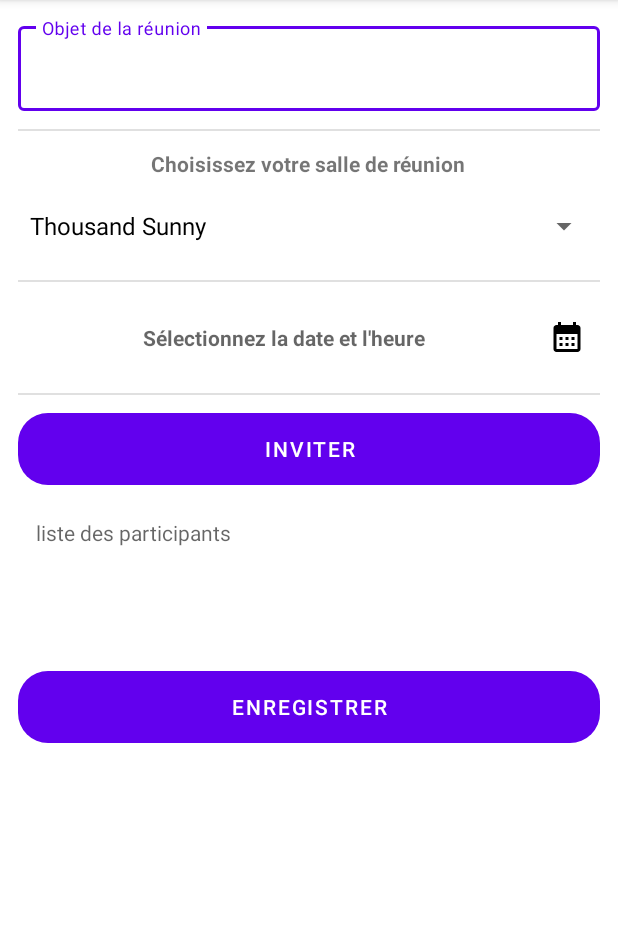
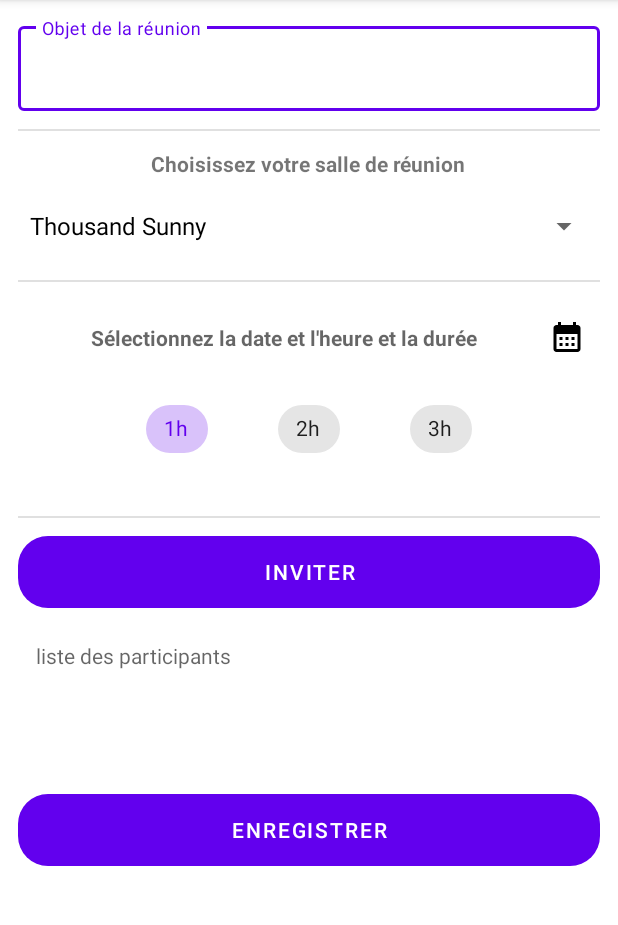
Before and after one commit to LaurentVrevin/Mareu, an Android app: the screen it shows after launch (AddMeetingActivity), after a tap on an icon or button, on a phone screen of 412 x 824 dp, the part 84-1009 px from its top. Run offline under Robolectric (Android 15) with nearby library versions, the phone set to English and light mode, and no system bars; our stand-ins replace EventBus.

Commit message:
refactoring, add duration time

```diff
--- a/app/src/main/java/fr/laurentvrevin/mareu/UtilsList.java
+++ b/app/src/main/java/fr/laurentvrevin/mareu/UtilsList.java
@@ -2,13 +2,13 @@ package fr.laurentvrevin.mareu;
 
 import java.util.ArrayList;
 
-import fr.laurentvrevin.mareu.model.Employees;
+import fr.laurentvrevin.mareu.model.Employee;
 
 public class UtilsList {
-    static public String listEmployeesToString(ArrayList<Employees> employees){
+    static public String listEmployeesToString(ArrayList<Employee> employees){
         StringBuilder employeestostring = new StringBuilder();
         String prefixe = "";
-        for (Employees e : employees){
+        for (Employee e : employees){
             employeestostring.append(prefixe);
             prefixe = ", ";
             employeestostring.append(e.getEmail());
--- a/app/src/main/java/fr/laurentvrevin/mareu/activities/AddMeetingActivity.java
+++ b/app/src/main/java/fr/laurentvrevin/mareu/activities/AddMeetingActivity.java
@@ -19,6 +19,8 @@ import android.widget.Toast;
 import androidx.annotation.RequiresApi;
 import androidx.appcompat.app.AppCompatActivity;
 
+import com.google.android.material.chip.Chip;
+import com.google.android.material.chip.ChipGroup;
 import com.google.android.material.textfield.TextInputLayout;
 
 import java.text.SimpleDateFormat;
@@ -29,7 +31,7 @@ import fr.laurentvrevin.mareu.DI.DI;
 import fr.laurentvrevin.mareu.R;
 import fr.laurentvrevin.mareu.UtilsList;
 import fr.laurentvrevin.mareu.fragment.EmployeesListDialogFragment;
-import fr.laurentvrevin.mareu.model.Employees;
+import fr.laurentvrevin.mareu.model.Employee;
 import fr.laurentvrevin.mareu.model.Meeting;
 import fr.laurentvrevin.mareu.model.Room;
 import fr.laurentvrevin.mareu.service.DummyRoomGenerator;
@@ -43,13 +45,16 @@ public class AddMeetingActivity extends AppCompatActivity implements EmployeesLi
     TextInputLayout txt_Meeting_Object;
     String meetingObject, roomSelected, listInvited, colorSelected;
     int yearSelected, monthSelected, daySelected;
+    int chip;
+    private Calendar mStartdate, mEndTime;
     private Button mButtonInvitation, mButtonSaveMeeting;
+    private Chip chip1h, chip2h, chip3h;
+    private ChipGroup chipgroup;
     private Spinner mRoomToSelectSpinner;
-    private ArrayList<Employees> mEmployeesToCheck;
-    private ArrayList<Employees> mEmployeesSelected = new ArrayList<>();
+    private ArrayList<Employee> mEmployeesToCheck;
+    private ArrayList<Employee> mEmployeesSelected = new ArrayList<>();
     private EmployeesListDialogFragment mDialogFragment;
-    private Calendar mStartdate;
-    private Calendar mEndDate;
+
 
     @RequiresApi(api = Build.VERSION_CODES.N)
     @Override
@@ -58,12 +63,13 @@ public class AddMeetingActivity extends AppCompatActivity implements EmployeesLi
 
         setContentView(R.layout.activity_meeting_add);
 
-
         mButtonDateTimePicker = findViewById(R.id.tv_date_time_toselect);
         txt_dateSelected = findViewById(R.id.tv_date_time_toselect);
-        // txt_timeSeleted = findViewById(R.id.tv_time_selected);
+        chip1h = findViewById(R.id.chip1);
+        chip2h = findViewById(R.id.chip2);
+        chip3h = findViewById(R.id.chip3);
+        chipgroup = findViewById(R.id.chipgroup);
         mRoomToSelectSpinner = findViewById(R.id.spinner_room_toselect);
-        //txt_roomSeleted = findViewById(R.id.tv_room_selected);
         mButtonInvitation = findViewById(R.id.button_invitation_employees);
         list_invited = findViewById(R.id.tv_list_invited);
         mButtonSaveMeeting = findViewById(R.id.button_save_meeting);
@@ -110,6 +116,7 @@ public class AddMeetingActivity extends AppCompatActivity implements EmployeesLi
 
         //ON GERE LE TIME PICKER
         //on commence le time Picker à l'heure du jour
+
         Calendar calendar = Calendar.getInstance();
         calendar.add(Calendar.DATE, 0);
         DatePickerDialog datePickerDialog = new DatePickerDialog(this);
@@ -120,15 +127,39 @@ public class AddMeetingActivity extends AppCompatActivity implements EmployeesLi
         int thour = calendar.get(Calendar.HOUR_OF_DAY);
         int tminute = calendar.get(Calendar.MINUTE);
 
+        SimpleDateFormat format1 = new SimpleDateFormat("dd-MM-yyyy"); //je lui dis quel format de date je souhaite
+        SimpleDateFormat format2 = new SimpleDateFormat("HH:mm");
+        chip = 60;
+
         //on récupère l'heure et les minutes sélectionnées dans la vue pour être mises dans thour et tminutes
         TimePickerDialog.OnTimeSetListener onTimeSetListener = (view, hourSelected, minutesSelected) -> {
 
             mStartdate.set(Calendar.HOUR_OF_DAY, hourSelected); //on passe l'heure sélectionnée
             mStartdate.set(Calendar.MINUTE, minutesSelected); //on passe les minutes sélectionnées
-            SimpleDateFormat format1 = new SimpleDateFormat("dd-MM-yyyy"); //je lui dis quel format de date je souhaite
-            SimpleDateFormat format2 = new SimpleDateFormat("HH:mm");
             txt_dateSelected.setText("Date : " + format1.format(mStartdate.getTime()) + " à : " + format2.format(mStartdate.getTime())); //j'affiche la date sélectionnée
+            mEndTime.set(Calendar.HOUR_OF_DAY, hourSelected);
+            mEndTime.set(Calendar.MINUTE, minutesSelected);
+
         };
+        //CHIPGROUP
+        chip1h.setOnClickListener(new View.OnClickListener() {
+            @Override
+            public void onClick(View v) {
+                chip = 60;
+            }
+        });
+        chip2h.setOnClickListener(new View.OnClickListener() {
+            @Override
+            public void onClick(View v) {
+                chip = 120;
+            }
+        });
+        chip3h.setOnClickListener(new View.OnClickListener() {
+            @Override
+            public void onClick(View v) {
+                chip = 180;
+            }
+        });
 
         //Quand je clique sur le bouton datetimePicker ouvre le fragment via la variable materialDatePicker
         mButtonDateTimePicker.setOnClickListener(new View.OnClickListener() {
@@ -146,6 +177,7 @@ public class AddMeetingActivity extends AppCompatActivity implements EmployeesLi
             @Override
             public void onClick(DialogInterface dialog, int which) {
                 mStartdate = Calendar.getInstance();
+                mEndTime = Calendar.getInstance();
                 timePickerDialog.setTitle("Sélectionne l'heure de début");
                 timePickerDialog.show();
             }
@@ -164,6 +196,7 @@ public class AddMeetingActivity extends AppCompatActivity implements EmployeesLi
     private void onSubmit() {
         meetingObject = txt_Meeting_Object.getEditText().getText().toString();
         listInvited = list_invited.getText().toString();
+        SimpleDateFormat formatToast = new SimpleDateFormat("HH:mm");
 
         if (meetingObject.isEmpty()) {
             txt_Meeting_Object.setError("Merci de saisir un objet de réunion");
@@ -177,12 +210,15 @@ public class AddMeetingActivity extends AppCompatActivity implements EmployeesLi
             Toast.makeText(this, "La liste des invités est vide", Toast.LENGTH_SHORT).show();
             return;
         }
+        //On ajoute la durée choisie via le chip à mEndTime et on vérifie dans le toast ¨PENSER A CLEAN
+        mEndTime.add(Calendar.MINUTE, chip);
+        Toast.makeText(this, "La durée est de : " + chip + " minutes, votre réunion se termine à " + formatToast.format(mEndTime.getTime()), Toast.LENGTH_LONG).show();
         mMareuApiService.createMeeting(new Meeting(colorSelected, meetingObject, roomSelected, mStartdate, mEmployeesSelected));
         finish();
     }
 
     @Override
-    public void onEmployeesSelected(ArrayList<Employees> employees) {
+    public void onEmployeesSelected(ArrayList<Employee> employees) {
         mEmployeesSelected = employees;
         //je charge la textview avec la liste des employées sélectionnés
         list_invited.setText("Voici les salarié(e)s invité(e)s : " + UtilsList.listEmployeesToString(employees));
--- a/app/src/main/java/fr/laurentvrevin/mareu/adapter/EmployeesRecyclerViewAdapter.java
+++ b/app/src/main/java/fr/laurentvrevin/mareu/adapter/EmployeesRecyclerViewAdapter.java
@@ -12,15 +12,15 @@ import androidx.recyclerview.widget.RecyclerView;
 import java.util.ArrayList;
 
 import fr.laurentvrevin.mareu.R;
-import fr.laurentvrevin.mareu.model.Employees;
+import fr.laurentvrevin.mareu.model.Employee;
 
 
 public class EmployeesRecyclerViewAdapter extends RecyclerView.Adapter<EmployeesRecyclerViewAdapter.ViewHolder> {
-    public ArrayList<Employees> mEmployees;
-    public ArrayList<Employees> mEmployeesChecked;
+    public ArrayList<Employee> mEmployees;
+    public ArrayList<Employee> mEmployeesChecked;
 
 
-    public EmployeesRecyclerViewAdapter(ArrayList<Employees> employees, ArrayList<Employees> checkedemployees) {
+    public EmployeesRecyclerViewAdapter(ArrayList<Employee> employees, ArrayList<Employee> checkedemployees) {
         this.mEmployees = new ArrayList<>(employees);
         this.mEmployeesChecked = new ArrayList<>(checkedemployees);
     }
@@ -34,7 +34,7 @@ public class EmployeesRecyclerViewAdapter extends RecyclerView.Adapter<Employees
 
     @Override
     public void onBindViewHolder(ViewHolder holder, int position) {
-        Employees employee = mEmployees.get(position);
+        Employee employee = mEmployees.get(position);
         holder.mEmployeeName.setText(employee.getFirstname());
         holder.mEmployeeFunction.setText(employee.getFunction());
         holder.mEmployeeEmail.setText(employee.getEmail());
--- a/app/src/main/java/fr/laurentvrevin/mareu/fragment/EmployeesListDialogFragment.java
+++ b/app/src/main/java/fr/laurentvrevin/mareu/fragment/EmployeesListDialogFragment.java
@@ -18,7 +18,7 @@ import java.util.ArrayList;
 import fr.laurentvrevin.mareu.DI.DI;
 import fr.laurentvrevin.mareu.R;
 import fr.laurentvrevin.mareu.adapter.EmployeesRecyclerViewAdapter;
-import fr.laurentvrevin.mareu.model.Employees;
+import fr.laurentvrevin.mareu.model.Employee;
 import fr.laurentvrevin.mareu.service.MareuApiService;
 
 
@@ -33,7 +33,7 @@ public class EmployeesListDialogFragment extends DialogFragment {
     private RecyclerView mRecyclerView;
     private MareuApiService mMareuApiService;
 
-    public static EmployeesListDialogFragment createDialogFragment(ArrayList<Employees> employees, ArrayList<Employees> employeesSelected, Listener listener) {
+    public static EmployeesListDialogFragment createDialogFragment(ArrayList<Employee> employees, ArrayList<Employee> employeesSelected, Listener listener) {
         EmployeesListDialogFragment f = new EmployeesListDialogFragment();
         Bundle args = new Bundle();
         args.putSerializable(EMPLOYEES_LIST, employees);
@@ -55,8 +55,8 @@ public class EmployeesListDialogFragment extends DialogFragment {
         View view = inflater.inflate(R.layout.fragment_employees_list_dialog, container, false);
         assert getArguments() != null;
         //On vérifie à la création de la vue si la liste comporte des employees sélectionnés et non sélectionnés
-        ArrayList<Employees> employees = (ArrayList<Employees>) getArguments().getSerializable(EMPLOYEES_LIST);
-        ArrayList<Employees> employeesChecked = (ArrayList<Employees>) getArguments().getSerializable(EMPLOYEES_CHECKED_LIST);
+        ArrayList<Employee> employees = (ArrayList<Employee>) getArguments().getSerializable(EMPLOYEES_LIST);
+        ArrayList<Employee> employeesChecked = (ArrayList<Employee>) getArguments().getSerializable(EMPLOYEES_CHECKED_LIST);
         //adapter = nouvel adapter de recyclerview comprenant les employes cochés et non cochés
         mRecyclerView = view.findViewById(R.id.recycler_view_employees);
         buttonOK = view.findViewById(R.id.ok_button);
@@ -87,7 +87,7 @@ public class EmployeesListDialogFragment extends DialogFragment {
 
     //On crée un contrat Listener qui renvoie la Liste des Employees sélectionnés
     public interface Listener {
-        void onEmployeesSelected(ArrayList<Employees> employees);
+        void onEmployeesSelected(ArrayList<Employee> employees);
 
     }
 
--- a/app/src/main/java/fr/laurentvrevin/mareu/model/Employees.java
+++ b/app/src/main/java/fr/laurentvrevin/mareu/model/Employee.java
@@ -4,7 +4,7 @@ package fr.laurentvrevin.mareu.model;
 import java.io.Serializable;
 import java.util.Objects;
 
-public class Employees implements Serializable {
+public class Employee implements Serializable {
 
     private long id;
 
@@ -14,7 +14,7 @@ public class Employees implements Serializable {
 
     private String email;
 
-    public Employees(long id, String firstname, String function, String email) {
+    public Employee(long id, String firstname, String function, String email) {
 
         this.id = id;
         this.firstname = firstname;
@@ -63,8 +63,8 @@ public class Employees implements Serializable {
     public boolean equals(Object o) {
         if (this == o) return true;
         if (o == null || getClass() != o.getClass()) return false;
-        Employees employees = (Employees) o;
-        return id == employees.id && firstname.equals(employees.firstname) && function.equals(employees.function) && email.equals(employees.email);
+        Employee employee = (Employee) o;
+        return id == employee.id && firstname.equals(employee.firstname) && function.equals(employee.function) && email.equals(employee.email);
     }
 
     @Override
--- a/app/src/main/java/fr/laurentvrevin/mareu/model/Meeting.java
+++ b/app/src/main/java/fr/laurentvrevin/mareu/model/Meeting.java
@@ -12,10 +12,10 @@ public class Meeting {
 
     private Calendar dateMeeting;
 
-    private ArrayList<Employees> employeesMails;
+    private ArrayList<Employee> employeesMails;
     private String roomColor;
 
-    public Meeting(String meetingColor, String meetingName, String roomName, Calendar dateMeeting, ArrayList<Employees> employeesMails) {
+    public Meeting(String meetingColor, String meetingName, String roomName, Calendar dateMeeting, ArrayList<Employee> employeesMails) {
         this.roomColor = meetingColor;
         this.meetingname = meetingName;
         this.roomname = roomName;
@@ -47,11 +47,11 @@ public class Meeting {
         this.dateMeeting = dateMeeting;
     }
 
-    public ArrayList<Employees> getEmployeesMails() {
+    public ArrayList<Employee> getEmployeesMails() {
         return employeesMails;
     }
 
-    public void setEmployeesMails(ArrayList<Employees> employeesMails) {
+    public void setEmployeesMails(ArrayList<Employee> employeesMails) {
         this.employeesMails = employeesMails;
     }
 
--- a/app/src/main/java/fr/laurentvrevin/mareu/service/DummyEmployeesGenerator.java
+++ b/app/src/main/java/fr/laurentvrevin/mareu/service/DummyEmployeesGenerator.java
@@ -4,39 +4,39 @@ import java.util.ArrayList;
 import java.util.Arrays;
 import java.util.List;
 
-import fr.laurentvrevin.mareu.model.Employees;
+import fr.laurentvrevin.mareu.model.Employee;
 
 public class DummyEmployeesGenerator {
-    public static ArrayList<Employees> DUMMY_EMPLOYEES = new ArrayList<>(Arrays.asList(
-            new Employees(1, "Juliette", "Manager",
+    public static ArrayList<Employee> DUMMY_EMPLOYEES = new ArrayList<>(Arrays.asList(
+            new Employee(1, "Juliette", "Manager",
                     "juliette@lamzone.com"),
-            new Employees(2, "Lydie", "DRH",
+            new Employee(2, "Lydie", "DRH",
                     "lydie@lamzone.com"),
-            new Employees(3, "Laura", "Designeuse",
+            new Employee(3, "Laura", "Designeuse",
                     "laura@lamzone.com"),
-            new Employees(4, "Laurent", "Développeur",
+            new Employee(4, "Laurent", "Développeur",
                     "laurent@lamzone.com"),
-            new Employees(5, "Carla", "Manager",
+            new Employee(5, "Carla", "Manager",
                     "carla@lamzone.com"),
-            new Employees(6, "Elodie", "Commerciale",
+            new Employee(6, "Elodie", "Commerciale",
                     "elodie@lamzone.com"),
-            new Employees(7, "Léa", "Marketing",
+            new Employee(7, "Léa", "Marketing",
                     "lea@lamzone.com"),
-            new Employees(8, "Camille", "Graphiste",
+            new Employee(8, "Camille", "Graphiste",
                     "camille@lamzone.com"),
-            new Employees(9, "Andréa", "Développeuse",
+            new Employee(9, "Andréa", "Développeuse",
                     "andrea@lamzone.com"),
-            new Employees(10, "Justine", "Commerciale",
+            new Employee(10, "Justine", "Commerciale",
                     "justine@lamzone.com"),
-            new Employees(11, "Noémie", "Développeuse",
+            new Employee(11, "Noémie", "Développeuse",
                     "noemie@lamzone.com"),
-            new Employees(12, "Eliya", "Développeuse",
+            new Employee(12, "Eliya", "Développeuse",
                     "eliya@lamzone.com"),
-            new Employees(13, "Marine", "Développeuse",
+            new Employee(13, "Marine", "Développeuse",
                     "marine@lamzone.com")
     ));
 
-    static List<Employees> generateEmployees() {
+    static List<Employee> generateEmployees() {
         return new ArrayList<>(DUMMY_EMPLOYEES);
     }
 }
--- a/app/src/main/res/drawable/ic_baseline_filter_list_24.xml
+++ b/app/src/main/res/drawable/ic_baseline_filter_list_24.xml
@@ -1,4 +1,4 @@
-<vector android:height="24dp" android:tint="#000000"
+<vector android:height="24dp" android:tint="#FFFFFF"
     android:viewportHeight="24" android:viewportWidth="24"
     android:width="24dp" xmlns:android="http://schemas.android.com/apk/res/android">
     <path android:fillColor="@android:color/white" android:pathData="M10,18h4v-2h-4v2zM3,6v2h18L21,6L3,6zM6,13h12v-2L6,11v2z"/>
--- a/app/src/main/res/layout/activity_meeting_add.xml
+++ b/app/src/main/res/layout/activity_meeting_add.xml
@@ -61,9 +61,73 @@
             android:layout_height="50dp"
             android:drawableEnd="@drawable/ic_baseline_calendar_month_24"
             android:gravity="center"
-            android:paddingRight="10dp"
-            android:hint="Sélectionnez la date et l'heure"
+            android:paddingEnd="10dp"
+            android:hint="Sélectionnez la date et l'heure et la durée"
             android:textStyle="bold" />
+    <LinearLayout
+        android:layout_width="wrap_content"
+        android:layout_height="wrap_content"
+        android:layout_margin="12dp"
+        android:paddingBottom="10dp"
+        android:gravity="center"
+        android:orientation="horizontal">
+        <com.google.android.material.chip.ChipGroup
+            android:id="@+id/chipgroup"
+            android:layout_width="wrap_content"
+            android:layout_height="wrap_content"
+            app:singleSelection="true"
+            app:checkedChip="@id/chip1"
+            >
+
+        <com.google.android.material.chip.Chip
+            android:id="@+id/chip1"
+            style="@style/Widget.MaterialComponents.Chip.Choice"
+            android:layout_width="wrap_content"
+            android:layout_height="wrap_content"
+            android:layout_marginStart="16dp"
+            android:layout_marginLeft="16dp"
+            android:layout_marginTop="8dp"
+            android:layout_marginEnd="16dp"
+            android:layout_marginRight="16dp"
+            android:clickable="true"
+            android:text="1h"
+            android:theme="@style/Widget.MaterialComponents.Chip.Choice"
+            app:layout_constraintEnd_toEndOf="parent"
+            app:layout_constraintStart_toStartOf="parent"
+            app:layout_constraintTop_toTopOf="parent" />
+
+
+        <com.google.android.material.chip.Chip
+            android:id="@+id/chip2"
+            style="@style/Widget.MaterialComponents.Chip.Choice"
+            android:layout_width="wrap_content"
+            android:layout_height="wrap_content"
+            android:layout_marginStart="16dp"
+            android:layout_marginLeft="16dp"
+            android:layout_marginTop="8dp"
+            android:layout_marginEnd="16dp"
+            android:layout_marginRight="16dp"
+            android:clickable="true"
+            android:text="2h"
+            android:theme="@style/Widget.MaterialComponents.Chip.Choice"
+            />
+
+        <com.google.android.material.chip.Chip
+            android:id="@+id/chip3"
+            style="@style/Widget.MaterialComponents.Chip.Choice"
+            android:layout_width="wrap_content"
+            android:layout_height="wrap_content"
+            android:layout_marginStart="16dp"
+            android:layout_marginLeft="16dp"
+            android:layout_marginTop="8dp"
+            android:layout_marginEnd="16dp"
+            android:layout_marginRight="16dp"
+            android:clickable="true"
+            android:text="3h"
+            android:theme="@style/Widget.MaterialComponents.Chip.Choice"
+            />
+        </com.google.android.material.chip.ChipGroup>
+    </LinearLayout>
 
         <com.google.android.material.divider.MaterialDivider
             android:layout_width="wrap_content"
--- a/app/src/main/res/layout/fragment_employees_list_dialog.xml
+++ b/app/src/main/res/layout/fragment_employees_list_dialog.xml
@@ -4,17 +4,16 @@
     xmlns:tools="http://schemas.android.com/tools"
     android:id="@+id/fragment_employee"
     android:layout_width="wrap_content"
-    android:layout_height="wrap_content"
+    android:layout_height="@dimen/fab_margin"
     android:layout_margin="5dp"
-    android:padding="@dimen/cardview_compat_inset_shadow"
-    android:orientation="vertical"
+    android:padding="1dp"
+
     >
 
     <androidx.recyclerview.widget.RecyclerView
         android:id="@+id/recycler_view_employees"
         android:layout_width="250dp"
         android:layout_height="300dp"
-
         app:layoutManager="androidx.recyclerview.widget.LinearLayoutManager"
         app:layout_constraintBottom_toBottomOf="@+id/ok_button"
         app:layout_constraintStart_toStartOf="parent"
```
